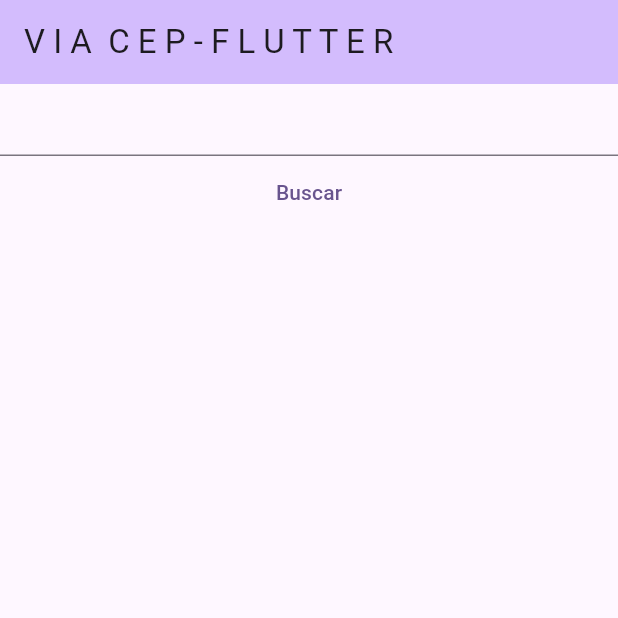
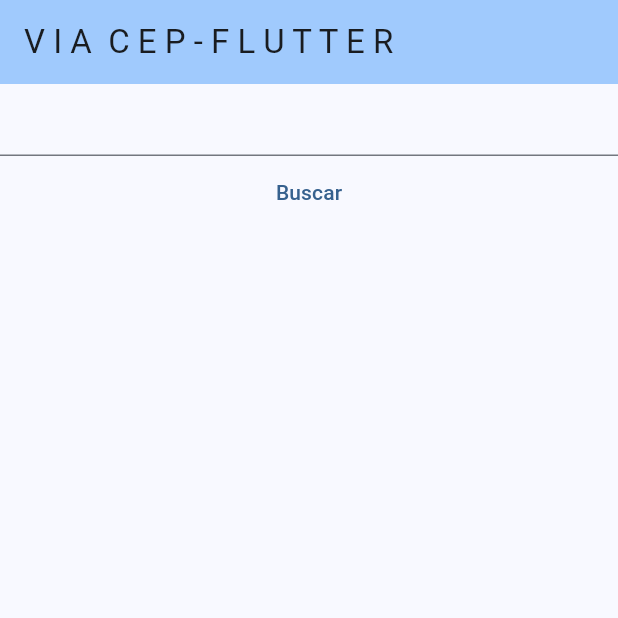
Before and after one commit to androsgithub/viacep_flutter, a Flutter app: the screen it shows after launch, on a phone screen of 412 x 824 dp, the top half of it. Run offline on Flutter 3.47's test engine with Material 3 defaults, Android fonts, the phone set to English and light mode, and no system bars.

Commit message:
fix: change style to app color scheme

```diff
--- a/lib/my_app.dart
+++ b/lib/my_app.dart
@@ -9,8 +9,9 @@ class MyApp extends StatelessWidget {
   Widget build(BuildContext context) {
     return MaterialApp(
       title: 'Via Cep',
+      debugShowCheckedModeBanner: false,
       theme: ThemeData(
-        colorScheme: ColorScheme.fromSeed(seedColor: Colors.deepPurple),
+        colorScheme: ColorScheme.fromSeed(seedColor: Colors.blue),
         useMaterial3: true,
       ),
       home: const HomePage(),
```
